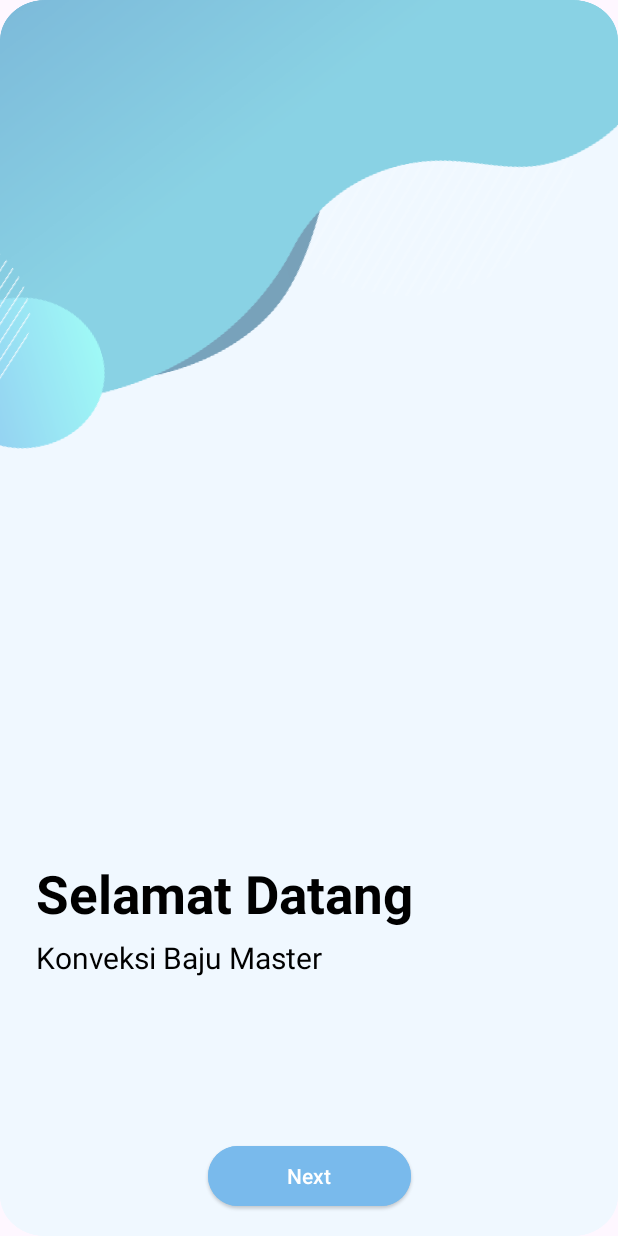
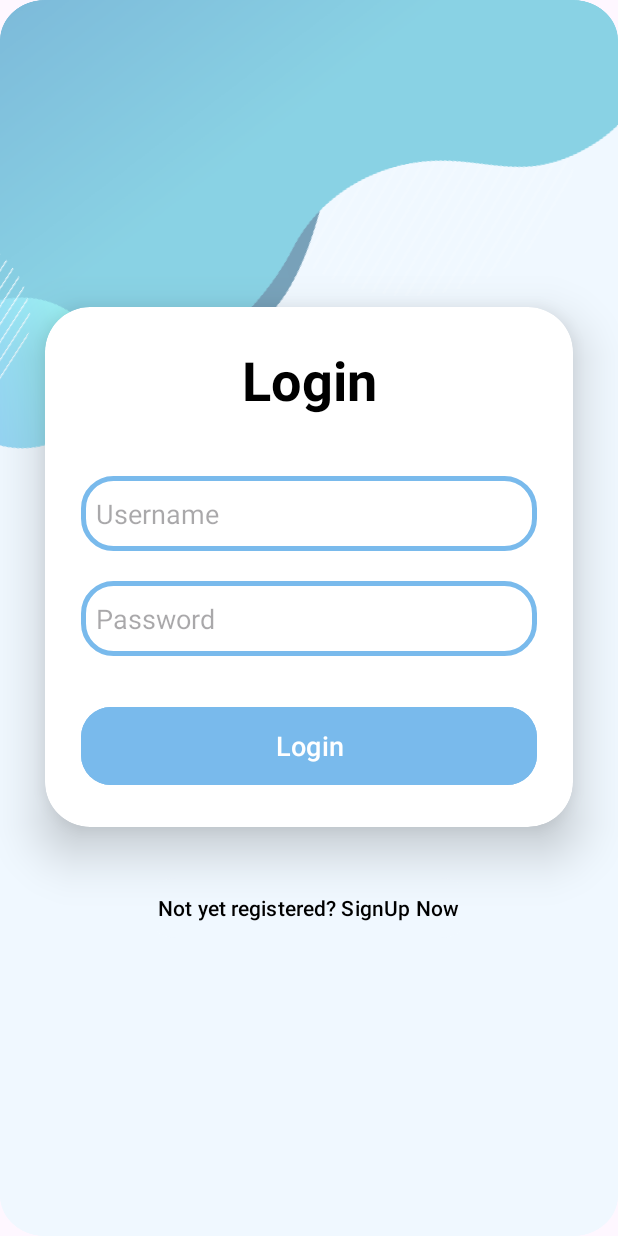
Before and after one commit to IMadePringgaPutraBaskara/KonveksiMaster, an Android app built with Jetpack Compose: the LoginApp screen opened directly, with no data from a screen before it, on a phone screen of 412 x 824 dp. Run offline under Robolectric (Android 15) with nearby library versions, the phone set to English and light mode, and no system bars.

Commit message:
update button MainActivity already can use

```diff
--- /dev/null
+++ b/app/src/main/java/com/example/myapplication/HomeActivity.kt
@@ -0,0 +1,4 @@
+package com.example.myapplication
+
+class HomeActivity {
+}
--- a/app/src/main/java/com/example/myapplication/LoginApp.kt
+++ b/app/src/main/java/com/example/myapplication/LoginApp.kt
@@ -1,20 +1,18 @@
 package com.example.myapplication
 
-import android.annotation.SuppressLint
 import android.content.Intent
 import android.os.Bundle
 import android.widget.Button
 import androidx.appcompat.app.AppCompatActivity
 
 class LoginApp : AppCompatActivity() {
-    @SuppressLint("MissingInflatedId")
     override fun onCreate(savedInstanceState: Bundle?) {
         super.onCreate(savedInstanceState)
-        setContentView(R.layout.before_login)
+        setContentView(R.layout.login_app) // Pastikan layout yang sesuai
 
-        val button = findViewById<Button>(R.id.signupText)
-        button.setOnClickListener {
-            // Menggunakan BeforeLog::class.java untuk intent
+        // Inisialisasi tombol untuk register
+        val signupButton = findViewById<Button>(R.id.signupText)
+        signupButton.setOnClickListener {
             val intent = Intent(this, RegisterApp::class.java)
             startActivity(intent)
         }
--- a/app/src/main/java/com/example/myapplication/RegisterApp.kt
+++ b/app/src/main/java/com/example/myapplication/RegisterApp.kt
@@ -6,6 +6,6 @@ import androidx.appcompat.app.AppCompatActivity
 class RegisterApp : AppCompatActivity() {
     override fun onCreate(savedInstanceState: Bundle?) {
         super.onCreate(savedInstanceState)
-        setContentView(R.layout.login_app)
+        setContentView(R.layout.register_app) // Pastikan layout yang sesuai
     }
 }
--- a/app/src/main/res/layout/login_app.xml
+++ b/app/src/main/res/layout/login_app.xml
@@ -37,7 +37,7 @@
                 android:textStyle="bold"
                 android:textColor="@color/black"/>
 
-            <EditText
+               <EditText
                 android:layout_width="match_parent"
                 android:layout_height="50dp"
                 android:id="@+id/username"
--- a/app/src/main/res/values/strings.xml
+++ b/app/src/main/res/values/strings.xml
@@ -2,4 +2,5 @@
     <string name="app_name">My Application</string>
     <string name="title_activity_login_app">Login_app</string>
     <string name="title_activity_register_app">RegisterAPp</string>
+    <string name="title_activity_home">HomeActivity</string>
 </resources>
```
Also changed, not shown: app/src/main/AndroidManifest.xml (+5 -7 lines), app/src/main/java/com/example/myapplication/MainActivity.kt (+6 -5 lines), app/src/main/res/layout/image_item_layout.xml (+5 -4 lines), app/src/main/res/layout/main_app.xml (added, +13 -0 lines).
